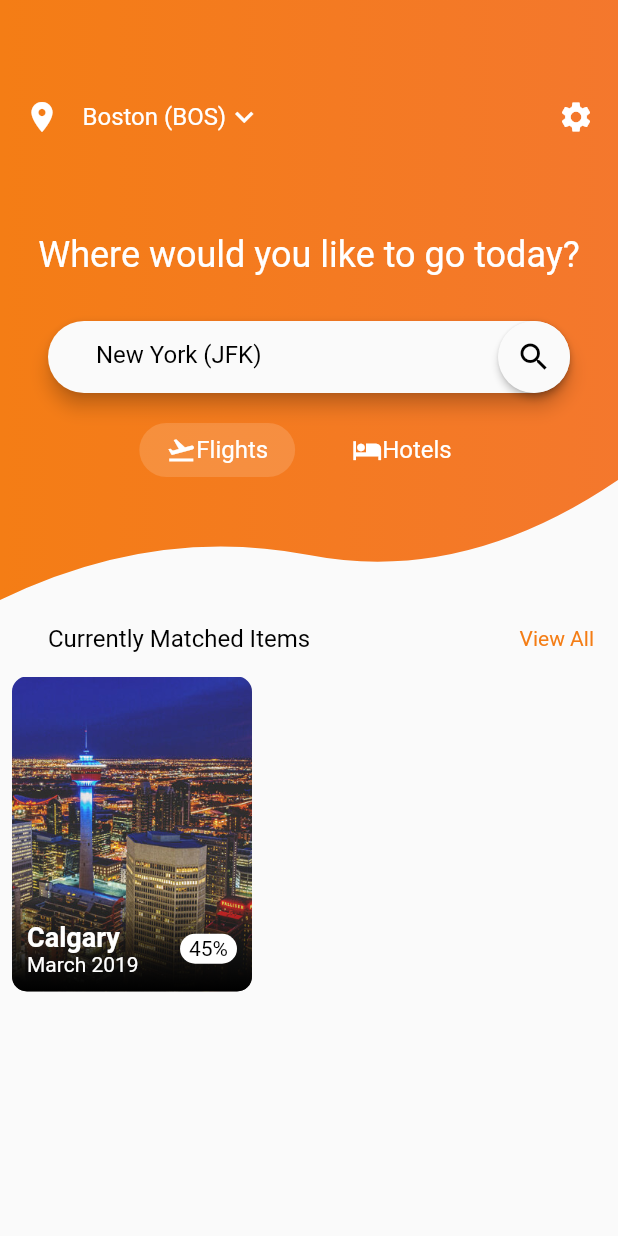
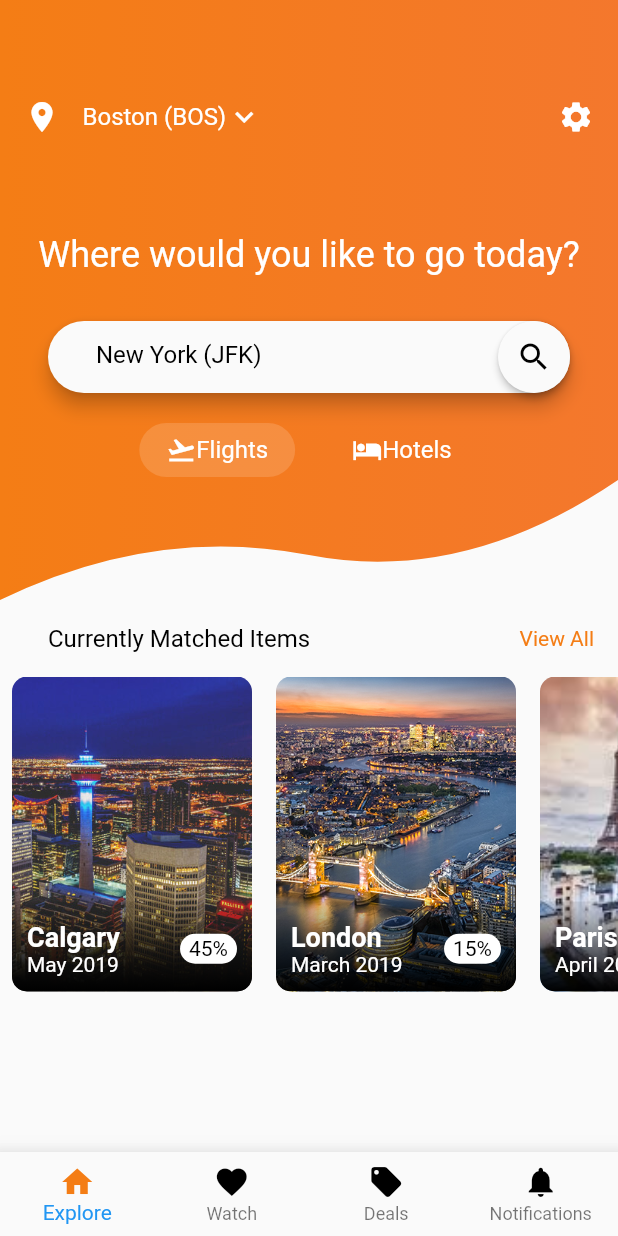
Before and after one commit to highdevs/airline, a Flutter app: the screen it shows after launch, on a phone screen of 412 x 824 dp. Run offline on Flutter 3.47's test engine with Material 2 defaults, Android fonts, the phone set to English and light mode, and no system bars; Roboto replaces fonts that are missing (Oxygen,).

Commit message:
Make entire screen vertically scrollable. Wrap main in SingleChildScrollView Widget.

```diff
--- /dev/null
+++ b/lib/CustomBottomBar.dart
@@ -0,0 +1,85 @@
+import 'package:airline/HomeScreenTop.dart';
+import 'package:flutter/material.dart';
+
+class CustomAppBar extends StatelessWidget {
+  final List<BottomNavigationBarItem> bottomBarItems = [];
+  final bottomNavBarItemsStyle =  TextStyle(fontStyle: FontStyle.normal, color: Colors.black);
+  CustomAppBar() {
+    bottomBarItems.add(
+      BottomNavigationBarItem(
+        activeIcon: Icon(
+          Icons.home,
+          color: appTheme.primaryColor,
+        ),
+        icon: Icon(
+
+          Icons.home,
+          color: Colors.black,
+        ),
+        title: Text(
+          'Explore',
+          style: TextStyle(color: Colors.black),
+        ),
+      ),
+    );
+    bottomBarItems.add(
+      BottomNavigationBarItem(
+        activeIcon: Icon(
+          Icons.favorite,
+          color: appTheme.primaryColor,
+        ),
+        icon: Icon(
+          Icons.favorite,
+          color: Colors.black,
+        ),
+        title: Text(
+          'Watch',
+          style: TextStyle(color: Colors.black),
+        ),
+      ),
+    );
+    bottomBarItems.add(
+      BottomNavigationBarItem(
+        activeIcon: Icon(
+          Icons.local_offer,
+          color: appTheme.primaryColor,
+        ),
+        icon: Icon(
+          Icons.local_offer,
+          color: Colors.black,
+        ),
+        title: Text(
+          'Deals',
+          style: TextStyle(color: Colors.black),
+        ),
+      ),
+    );
+    bottomBarItems.add(
+      BottomNavigationBarItem(
+        activeIcon: Icon(
+          Icons.notifications,
+          color: appTheme.primaryColor,
+        ),
+        icon: Icon(
+          Icons.notifications,
+          color: Colors.black,
+        ),
+        title: Text(
+          'Notifications',
+          style: TextStyle(color: Colors.black),
+        ),
+      ),
+    );
+  }
+
+  @override
+  Widget build(BuildContext context) {
+    return Material(
+      elevation: 15.0,
+      child: BottomNavigationBar(
+        items: bottomBarItems,
+        type: BottomNavigationBarType.fixed,
+      ),
+    );
+  }
+}
--- a/lib/HomeScreenBottom.dart
+++ b/lib/HomeScreenBottom.dart
@@ -43,5 +43,8 @@ class HomeScreenBottom extends StatelessWidget {
   }
 }
 List<CityCard> cityCards = [
-  CityCard("images/calgary.jpg", "Calgary", "March 2019", "45", 4299, 2250),
+  CityCard("images/calgary.jpg", "Calgary", "May 2019", "45", 4299, 2210),
+  CityCard("images/london.jpg", "London", "March 2019", "15", 2249, 4240),
+  CityCard("images/paris.jpeg", "Paris", "April 2019", "25", 1249, 3456),
+
 ];
--- a/lib/main.dart
+++ b/lib/main.dart
@@ -1,4 +1,5 @@
 import 'package:airline/CityCard.dart';
+import 'package:airline/CustomBottomBar.dart';
 import 'package:airline/HomeScreenTop.dart';
 import 'package:airline/HomeScreenBottom.dart';
 import 'package:flutter/material.dart';
@@ -15,11 +16,15 @@ class HomeScreen extends StatelessWidget {
   @override
   Widget build(BuildContext context) {
     return Scaffold(
-      body: Column(
-        children: <Widget>[
-          HomeScreenTop(),
-          HomeScreenBottom(),
-        ],
+      bottomNavigationBar: CustomAppBar(),
+      body: SingleChildScrollView(
+        scrollDirection: Axis.vertical,
+        child: Column(
+          children: <Widget>[
+            HomeScreenTop(),
+            HomeScreenBottom(),
+          ],
+        ),
       ),
     );
   }
```
